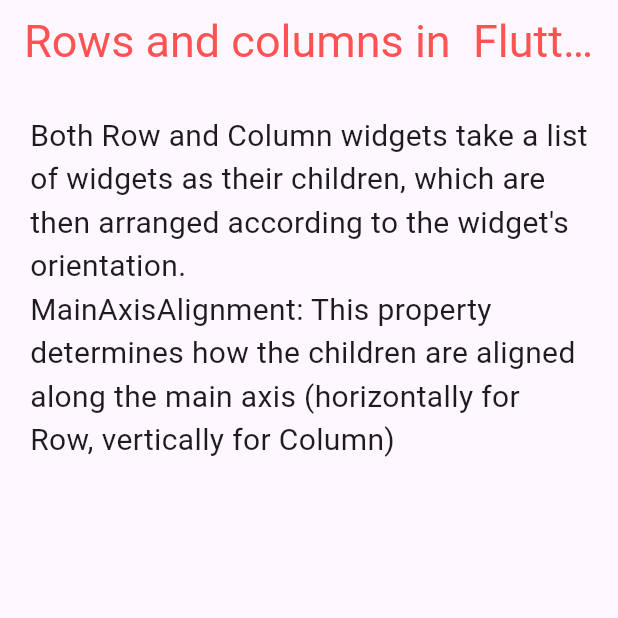
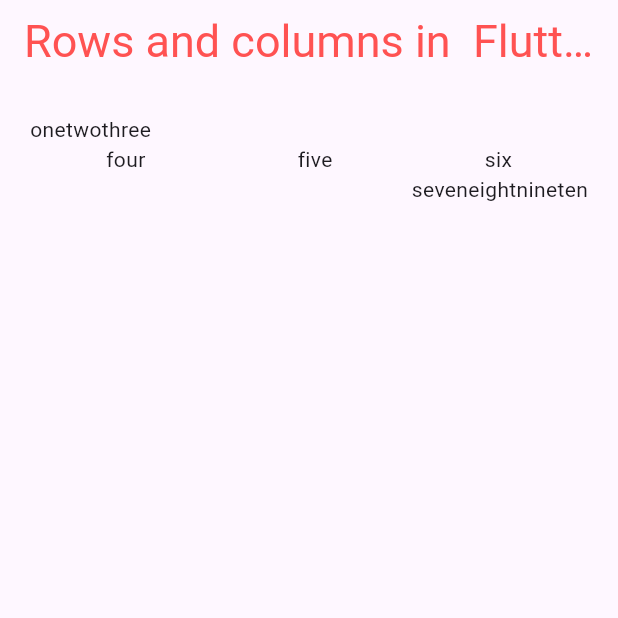
Before and after one commit to Majok-Bol/row_and_column, a Flutter app: the screen it shows after launch, on a phone screen of 412 x 824 dp, the top half of it. Run offline on Flutter 3.47's test engine with Material 3 defaults, Android fonts, the phone set to English and light mode, and no system bars.

Commit message:
added rows

```diff
--- a/lib/main.dart
+++ b/lib/main.dart
@@ -19,10 +19,26 @@ class MyApp extends StatelessWidget {
         body: Container(
           margin: EdgeInsets.all(10),
           padding: EdgeInsets.all(10),
-
-          child: Text(
-            'Both Row and Column widgets take a list of widgets as their children, which are then arranged according to the widget\'s orientation.\nMainAxisAlignment: This property determines how the children are aligned along the main axis (horizontally for Row, vertically for Column)',
-            style: TextStyle(fontSize: 20),
+          child: Column(
+            children: [
+              Row(
+                mainAxisAlignment: MainAxisAlignment.start,
+                children: [Text('one'), Text('two'), Text('three')],
+              ),
+              Row(
+                mainAxisAlignment: MainAxisAlignment.spaceAround,
+                children: [Text('four'), Text('five'), Text('six')],
+              ),
+              Row(
+                mainAxisAlignment: MainAxisAlignment.end,
+                children: [
+                  Text('seven'),
+                  Text('eight'),
+                  Text('nine'),
+                  Text('ten'),
+                ],
+              ),
+            ],
           ),
         ),
       ),
```
